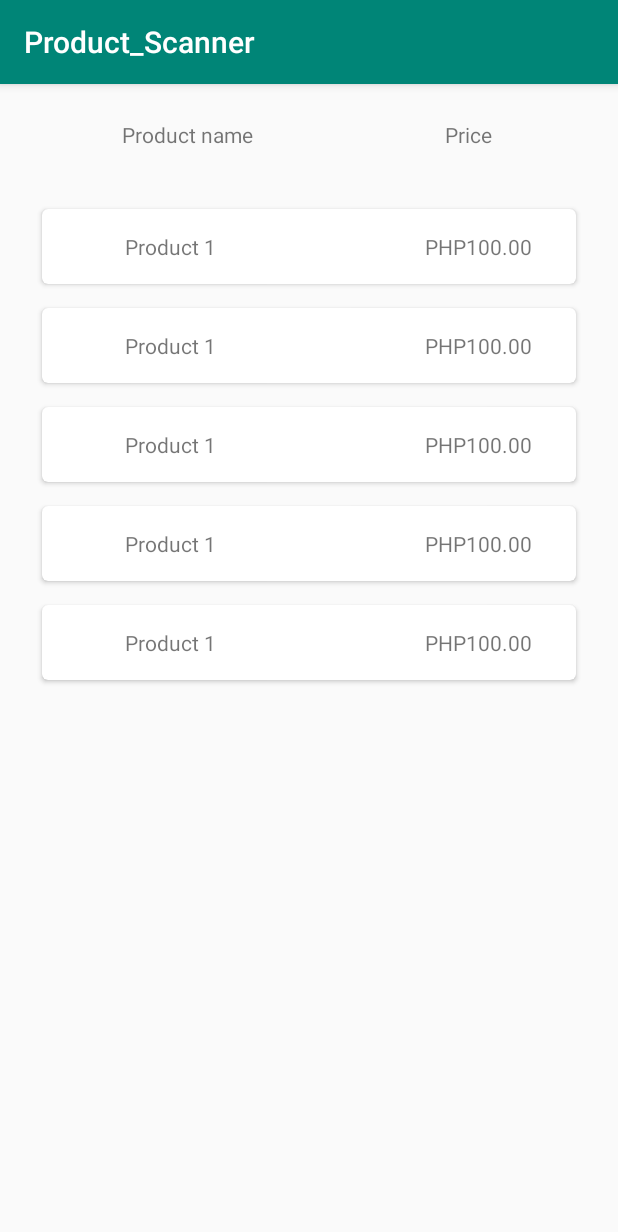
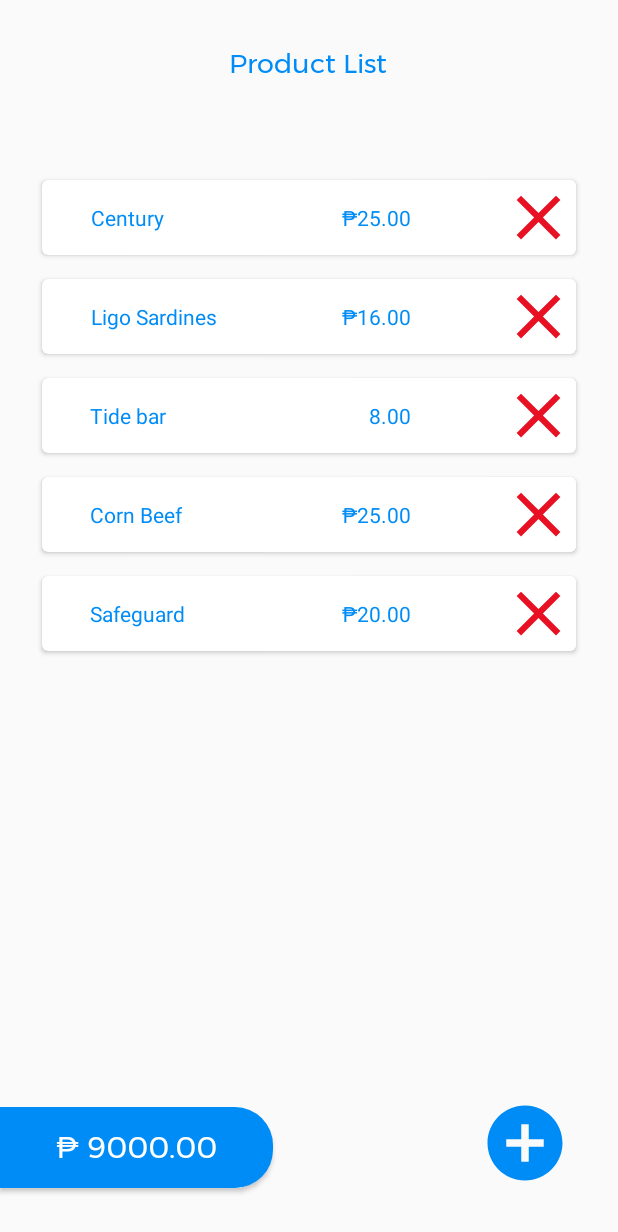
Before and after one commit to kimaurellano/Android-Grocery-App, an Android app: the screen it shows after launch (MainActivity), on a phone screen of 412 x 824 dp. Shown: the top 1232 px of the screen. Run offline under Robolectric (Android 15) with nearby library versions, the phone set to English and light mode, and no system bars.

Commit message:
Added item removed functionality and some behaviour

```diff
--- a/app/src/main/java/com/cdtekk/product_scanner/MainActivity.java
+++ b/app/src/main/java/com/cdtekk/product_scanner/MainActivity.java
@@ -2,15 +2,18 @@
 
 import android.support.v7.app.AppCompatActivity;
 import android.os.Bundle;
+import android.support.v7.widget.CardView;
 import android.support.v7.widget.LinearLayoutManager;
 import android.support.v7.widget.RecyclerView;
+import android.util.Pair;
+import android.view.View;
+import android.widget.ImageButton;
 
 import java.util.ArrayList;
 
 public class MainActivity extends AppCompatActivity {
 
-    private ArrayList<String> productNames = new ArrayList<>();
-    private ArrayList<String> productPrices = new ArrayList<>();
+    private ArrayList<Pair<String, String>> products = new ArrayList<>();
 
     @Override
     protected void onCreate(Bundle savedInstanceState) {
@@ -18,30 +21,27 @@
         setContentView(R.layout.activity_main);
 
         SetProductInfos();
+        InitRecyclerView();
 
-        InitRecyclerView();
+        findViewById(R.id.buttonAddItem).setOnClickListener(new View.OnClickListener() {
+            @Override
+            public void onClick(View v) {
+
+            }
+        });
     }
 
     private void SetProductInfos(){
-        productNames.add("Product 1");
-        productPrices.add("PHP100.00");
-
-        productNames.add("Product 1");
-        productPrices.add("PHP100.00");
-
-        productNames.add("Product 1");
-        productPrices.add("PHP100.00");
-
-        productNames.add("Product 1");
-        productPrices.add("PHP100.00");
-
-        productNames.add("Product 1");
-        productPrices.add("PHP100.00");
+        products.add(new Pair<>("Century", "₱25.00"));
+        products.add(new Pair<>("Ligo Sardines", "₱16.00"));
+        products.add(new Pair<>("Tide bar", "8.00"));
+        products.add(new Pair<>("Corn Beef", "₱25.00"));
+        products.add(new Pair<>("Safeguard", "₱20.00"));
     }
 
     private void InitRecyclerView(){
         RecyclerView recyclerView = findViewById(R.id.recyclerview);
-        RecyclerViewAdapter recyclerViewAdapter = new RecyclerViewAdapter(this, productNames, productPrices);
+        RecyclerViewAdapter recyclerViewAdapter = new RecyclerViewAdapter(this, products);
         recyclerView.setAdapter(recyclerViewAdapter);
         recyclerView.setLayoutManager(new LinearLayoutManager(this));
     }
--- a/app/src/main/java/com/cdtekk/product_scanner/RecyclerViewAdapter.java
+++ b/app/src/main/java/com/cdtekk/product_scanner/RecyclerViewAdapter.java
@@ -4,9 +4,11 @@
 import android.support.annotation.NonNull;
 import android.support.constraint.ConstraintLayout;
 import android.support.v7.widget.RecyclerView;
+import android.util.Pair;
 import android.view.LayoutInflater;
 import android.view.View;
 import android.view.ViewGroup;
+import android.widget.ImageButton;
 import android.widget.TextView;
 import android.widget.Toast;
 
@@ -14,13 +16,12 @@
 
 public class RecyclerViewAdapter extends RecyclerView.Adapter<RecyclerViewAdapter.ViewHolder>{
 
-    private ArrayList<String> mProductNames;
-    private ArrayList<String> mProductPrices;
+    private ArrayList<Pair<String, String>> mProducts;
     private Context mContext;
-    public RecyclerViewAdapter (Context context, ArrayList<String> productNames, ArrayList<String> productPrices){
+
+    public RecyclerViewAdapter (Context context, ArrayList<Pair<String, String>> products){
         mContext = context;
-        mProductNames = productNames;
-        mProductPrices = productPrices;
+        mProducts = products;
     }
 
     @NonNull
@@ -34,13 +35,24 @@
     @Override
     public void onBindViewHolder(@NonNull ViewHolder viewHolder, final int i) {
         // Set the information to the element
-        viewHolder.productName.setText(mProductNames.get(i));
-        viewHolder.productPrice.setText(mProductPrices.get(i));
+        viewHolder.productName.setText(mProducts.get(i).first);
+        viewHolder.productPrice.setText(mProducts.get(i).second);
+
+        viewHolder.buttonRemoveItem.setOnClickListener(new View.OnClickListener() {
+            @Override
+            public void onClick(View v) {
+                Toast.makeText(mContext, "Item removed", Toast.LENGTH_SHORT).show();
+                mProducts.remove(i);
+
+                notifyItemRemoved(i);
+                notifyItemRangeChanged(i, mProducts.size());
+            }
+        });
 
         viewHolder.rowItemParent.setOnClickListener(new View.OnClickListener() {
             @Override
             public void onClick(View v) {
-                Toast.makeText(mContext, mProductNames.get(i), Toast.LENGTH_SHORT).show();
+                Toast.makeText(mContext, mProducts.get(i).second, Toast.LENGTH_SHORT).show();
             }
         });
     }
@@ -48,20 +60,22 @@
     @Override
     public int getItemCount() {
         // Determine the item count
-        return mProductNames.size();
+        return mProducts.size();
     }
 
     public class ViewHolder extends RecyclerView.ViewHolder{
 
-        TextView productName;
-        TextView productPrice;
-        ConstraintLayout rowItemParent;
+        private ImageButton buttonRemoveItem;
+        private TextView productName;
+        private TextView productPrice;
+        private ConstraintLayout rowItemParent;
 
         public ViewHolder(@NonNull View itemView) {
             super(itemView);
             productName = itemView.findViewById(R.id.product_text);
             productPrice = itemView.findViewById(R.id.price_text);
             rowItemParent = itemView.findViewById(R.id.row_item_parent);
+            buttonRemoveItem = itemView.findViewById(R.id.buttonRemoveItem);
         }
     }
 }
--- /dev/null
+++ b/app/src/main/res/drawable/bg_textview.xml
@@ -0,0 +1,8 @@
+<?xml version="1.0" encoding="utf-8"?>
+<shape xmlns:android="http://schemas.android.com/apk/res/android">
+    <corners
+        android:topRightRadius="25dp"
+        android:bottomRightRadius="25dp"/>
+
+    <solid android:color="@color/colorPrimary"/>
+</shape>
--- /dev/null
+++ b/app/src/main/res/drawable/ic_add_item.xml
@@ -0,0 +1,10 @@
+<vector
+    android:height="56dp"
+    android:width="56dp"
+    android:viewportHeight="24"
+    android:viewportWidth="24"
+    xmlns:android="http://schemas.android.com/apk/res/android">
+
+    <path android:fillColor="@color/colorPrimary"
+        android:pathData="M12,2C6.48,2 2,6.48 2,12s4.48,10 10,10 10,-4.48 10,-10S17.52,2 12,2zM17,13h-4v4h-2v-4L7,13v-2h4L11,7h2v4h4v2z"/>
+</vector>
--- /dev/null
+++ b/app/src/main/res/drawable/ic_main_add_item.xml
@@ -0,0 +1,9 @@
+<?xml version="1.0" encoding="utf-8"?>
+<layer-list xmlns:android="http://schemas.android.com/apk/res/android">
+    <item>
+        <shape android:shape="oval"/>
+        <color android:color="@color/colorAccent"/>
+    </item>
+    <item
+        android:drawable="@drawable/ic_add_item"/>
+</layer-list>
--- /dev/null
+++ b/app/src/main/res/drawable/ic_main_remove_item.xml
@@ -0,0 +1,10 @@
+<?xml version="1.0" encoding="utf-8"?>
+<layer-list xmlns:android="http://schemas.android.com/apk/res/android">
+    <item>
+        <shape android:shape="rectangle">
+            <solid android:color="#FFF"/>
+        </shape>
+    </item>
+    <item
+        android:drawable="@drawable/ic_remove_item"/>
+</layer-list>
--- /dev/null
+++ b/app/src/main/res/drawable/ic_remove_item.xml
@@ -0,0 +1,10 @@
+<vector
+    android:height="56dp"
+    android:width="56dp"
+    android:viewportHeight="24"
+    android:viewportWidth="24"
+    xmlns:android="http://schemas.android.com/apk/res/android">
+  <path
+      android:fillColor="#E81123"
+      android:pathData="M19,6.41L17.59,5 12,10.59 6.41,5 5,6.41 10.59,12 5,17.59 6.41,19 12,13.41 17.59,19 19,17.59 13.41,12z"/>
+</vector>
--- a/app/src/main/res/layout/activity_main.xml
+++ b/app/src/main/res/layout/activity_main.xml
@@ -4,35 +4,54 @@
     xmlns:tools="http://schemas.android.com/tools"
     android:layout_width="match_parent"
     android:layout_height="match_parent"
-    tools:context=".MainActivity"
-    >
+    tools:context=".MainActivity">
 
     <TextView
         android:id="@+id/textView"
         android:layout_width="wrap_content"
         android:layout_height="wrap_content"
-        android:layout_marginTop="24dp"
-        android:layout_marginEnd="84dp"
-        android:text="@string/res_price_header"
+        android:layout_marginTop="28dp"
+        android:fontFamily="@font/montserrat"
+        android:text="@string/res_product_list_header"
+        android:textColor="@color/colorPrimary"
+        android:textSize="18sp"
         app:layout_constraintEnd_toEndOf="parent"
-        app:layout_constraintTop_toTopOf="parent" />
-
-    <TextView
-        android:id="@+id/textView2"
-        android:layout_width="wrap_content"
-        android:layout_height="wrap_content"
-        android:layout_marginTop="24dp"
-        android:layout_marginEnd="128dp"
-        android:text="@string/res_product_name_header"
-        app:layout_constraintEnd_toStartOf="@+id/textView"
+        app:layout_constraintHorizontal_bias="0.498"
+        app:layout_constraintStart_toStartOf="parent"
         app:layout_constraintTop_toTopOf="parent" />
 
     <android.support.v7.widget.RecyclerView
         android:id="@+id/recyclerview"
         android:layout_width="match_parent"
         android:layout_height="wrap_content"
-        android:layout_marginTop="12dp"
+        android:layout_marginTop="36dp"
         android:padding="20dp"
-        app:layout_constraintTop_toBottomOf="@+id/textView2"
+        app:layout_constraintTop_toBottomOf="@+id/textView"
         tools:layout_editor_absoluteX="0dp" />
+
+    <TextView
+        android:id="@+id/textViewTotalAmount"
+        android:layout_width="182dp"
+        android:layout_height="54dp"
+        android:layout_marginBottom="32dp"
+        android:background="@drawable/bg_textview"
+        android:fontFamily="@font/montserrat"
+        android:gravity="center"
+        android:text="₱ 9000.00"
+        android:textColor="#FFF"
+        android:textSize="20sp"
+        android:elevation="2dp"
+        app:layout_constraintBottom_toBottomOf="parent"
+        app:layout_constraintStart_toStartOf="parent" />
+
+    <android.support.v7.widget.AppCompatImageButton
+        android:id="@+id/buttonAddItem"
+        android:layout_width="60dp"
+        android:layout_height="60dp"
+        android:layout_marginEnd="32dp"
+        android:layout_marginBottom="32dp"
+        android:background="@drawable/ic_main_add_item"
+        android:elevation="5dp"
+        app:layout_constraintBottom_toBottomOf="parent"
+        app:layout_constraintEnd_toEndOf="parent" />
 </android.support.constraint.ConstraintLayout>
--- a/app/src/main/res/layout/layout_row_item.xml
+++ b/app/src/main/res/layout/layout_row_item.xml
@@ -21,23 +21,43 @@
         card_view:layout_constraintStart_toStartOf="parent"
         card_view:layout_constraintTop_toTopOf="parent">
 
+        <android.support.constraint.ConstraintLayout
+            android:layout_width="match_parent"
+            android:layout_height="match_parent">
+
             <TextView
-            android:layout_marginLeft="55dp"
-            android:paddingTop="15dp"
-            android:textAlignment="center"
-            android:text="Century Tuna 25g"
                 android:id="@+id/product_text"
                 android:layout_width="wrap_content"
-            android:layout_height="50dp" />
+                android:layout_height="50dp"
+                android:layout_marginStart="32dp"
+                android:paddingTop="15dp"
+                android:text="Century Tuna 25g"
+                android:textColor="@color/colorPrimary"
+                android:textAlignment="center"
+                card_view:layout_constraintStart_toStartOf="parent"
+                card_view:layout_constraintTop_toTopOf="parent" />
 
             <TextView
                 android:id="@+id/price_text"
                 android:layout_width="wrap_content"
                 android:layout_height="50dp"
-            android:layout_marginLeft="255dp"
+                android:layout_marginEnd="60dp"
                 android:paddingTop="15dp"
                 android:text="PHP 150.00"
-            android:textAlignment="center" />
+                android:textColor="@color/colorPrimary"
+                android:textAlignment="center"
+                card_view:layout_constraintEnd_toStartOf="@+id/buttonRemoveItem"
+                card_view:layout_constraintTop_toTopOf="parent" />
+
+            <android.support.v7.widget.AppCompatImageButton
+                android:id="@+id/buttonRemoveItem"
+                android:layout_width="50dp"
+                android:layout_height="50dp"
+                android:layout_gravity="end"
+                android:background="@drawable/ic_main_remove_item"
+                card_view:layout_constraintEnd_toEndOf="parent"
+                card_view:layout_constraintTop_toTopOf="parent" />
+        </android.support.constraint.ConstraintLayout>
     </android.support.v7.widget.CardView>
 
 </android.support.constraint.ConstraintLayout>
--- a/app/src/main/res/values/colors.xml
+++ b/app/src/main/res/values/colors.xml
@@ -1,6 +1,12 @@
 <?xml version="1.0" encoding="utf-8"?>
 <resources>
-    <color name="colorPrimary">#008577</color>
-    <color name="colorPrimaryDark">#00574B</color>
-    <color name="colorAccent">#D81B60</color>
+    <!-- Most seen color across the application -->
+    <color name="colorPrimary">#008cf7</color>
+    <color name="colorPrimaryDark">#0749b3</color>
+
+    <!-- Used in subtle key points -->
+    <color name="colorAccent">#f76b00</color>
+
+    <!-- Used in errors -->
+    <color name="colorError">#cc1414</color>
 </resources>
--- a/app/src/main/res/values/strings.xml
+++ b/app/src/main/res/values/strings.xml
@@ -1,5 +1,4 @@
 <resources>
-    <string name="app_name">Product_Scanner</string>
-    <string name="res_product_name_header">Product name</string>
-    <string name="res_price_header">Price</string>
+    <string name="app_name">Grocery Application</string>
+    <string name="res_product_list_header">Product List</string>
 </resources>
--- a/app/src/main/res/values/styles.xml
+++ b/app/src/main/res/values/styles.xml
@@ -1,7 +1,7 @@
 <resources>
 
     <!-- Base application theme. -->
-    <style name="AppTheme" parent="Theme.AppCompat.Light.DarkActionBar">
+    <style name="AppTheme" parent="Theme.AppCompat.Light.NoActionBar">
         <!-- Customize your theme here. -->
         <item name="colorPrimary">@color/colorPrimary</item>
         <item name="colorPrimaryDark">@color/colorPrimaryDark</item>
```
Also changed, not shown: app/src/main/res/font/montserrat.ttf (added). Lines whose indentation alone changed are shown as unchanged.
